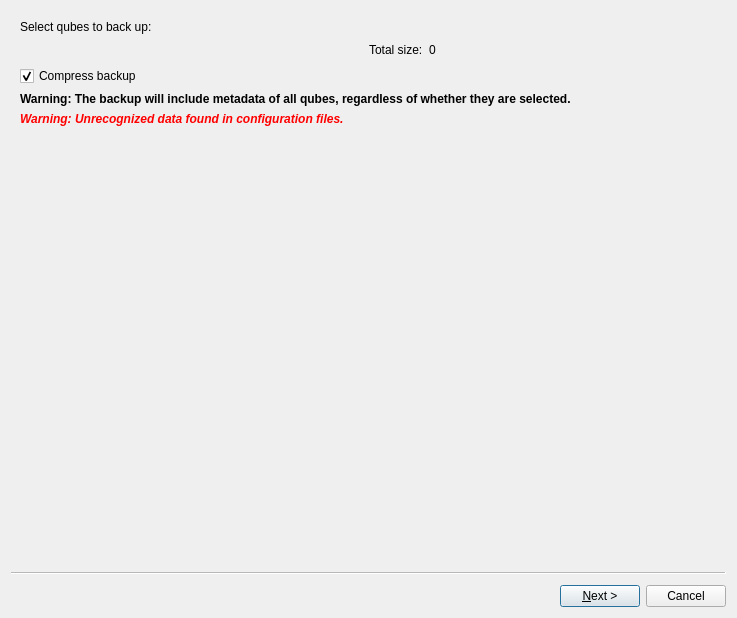
QubesOS/qubes-manager, file ui/backupdlg.ui: the form before one commit.
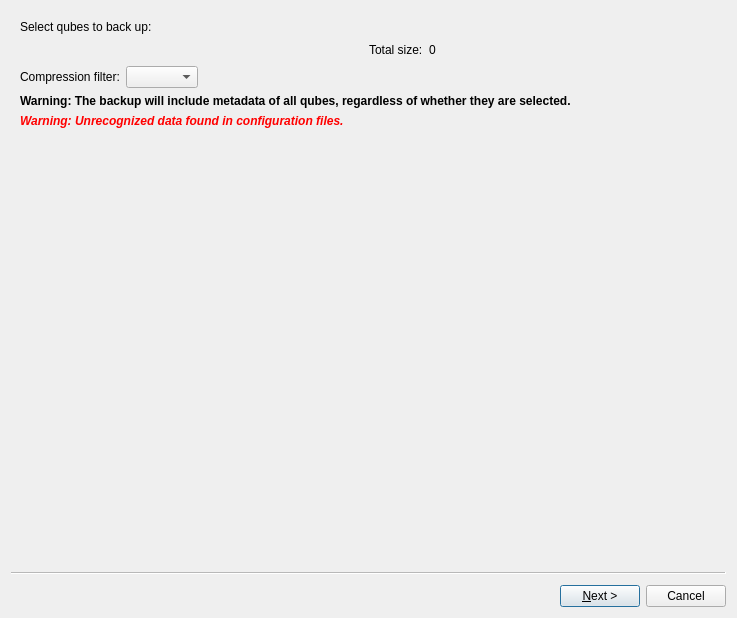
The form after the commit. Icons and pictures are not drawn.

Commit message:
Allow user to select compression filter
Provide user a selection of default compression filters in addition to
the available recognised filters. Allow user to save the filter.

Requires: https://github.com/QubesOS/qubes-core-admin-client/pull/346

Related: https://github.com/QubesOS/qubes-issues/issues/8211
Related: https://github.com/QubesOS/qubes-issues/issues/8291

What changed in the file:
```diff
--- a/ui/backupdlg.ui
+++ b/ui/backupdlg.ui
@@ -81,14 +81,35 @@
      </layout>
     </item>
     <item>
-     <widget class="QCheckBox" name="compress_checkbox">
-      <property name="text">
-       <string>Compress backup</string>
-      </property>
-      <property name="checked">
-       <bool>true</bool>
-      </property>
-     </widget>
+     <layout class="QGridLayout" name="gridLayout_compression">
+      <item row="0" column="1">
+       <layout class="QHBoxLayout" name="horizontalLayout_compression">
+        <item>
+         <widget class="QLabel" name="label_compression">
+          <property name="text">
+           <string>Compression filter:</string>
+          </property>
+         </widget>
+        </item>
+        <item>
+         <widget class="QComboBox" name="compression_combobox"/>
+        </item>
+        <item>
+         <spacer name="horizontalSpacer_compression">
+          <property name="orientation">
+           <enum>Qt::Horizontal</enum>
+          </property>
+          <property name="sizeHint" stdset="0">
+           <size>
+            <width>40</width>
+            <height>20</height>
+           </size>
+          </property>
+         </spacer>
+        </item>
+       </layout>
+      </item>
+     </layout>
     </item>
     <item>
      <widget class="QLabel" name="metadata_warning_label">
```
Left out of the diff: 2 changed lines with no effect on the pictures. The commit also changes 2 other files.
